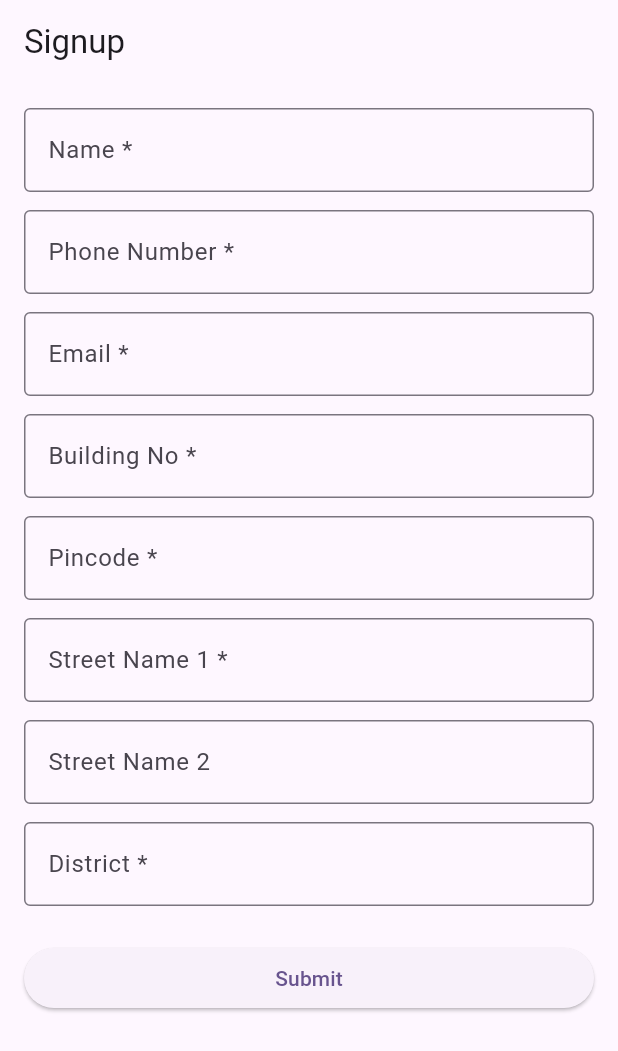
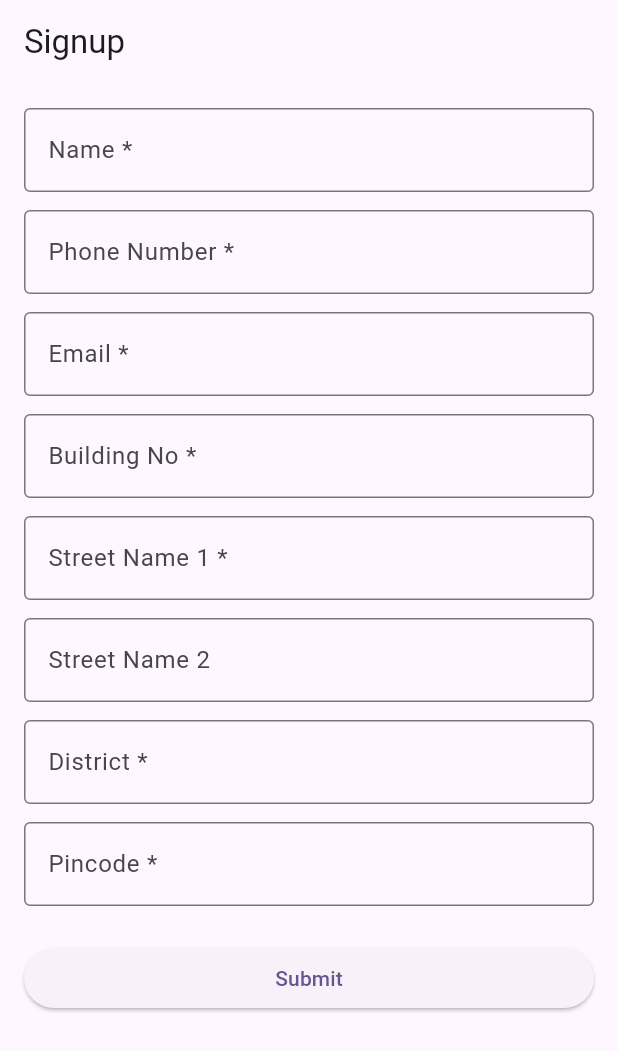
Before and after one commit to MadhuTrioangle/Budget_app_studio_Pincode, a Flutter app: the screen it shows after launch, on a phone screen of 412 x 824 dp. Shown: the top 1051 px of the screen. Run offline on Flutter 3.47's test engine with Material 3 defaults, Android fonts, the phone set to English and light mode, and no system bars; our stand-ins replace shared_preferences.

Commit message:
Update All

```diff
--- a/lib/SignUp/View/SignupView.dart
+++ b/lib/SignUp/View/SignupView.dart
@@ -3,6 +3,7 @@ import 'package:provider/provider.dart';
 
 import '../../Core/widgets/customtext_field.dart';
 import '../../Core/widgets/loading_overlay.dart';
+import '../../Login/View/login_view.dart';
 import '../ViewModel/signup_viewmodel.dart';
 
 
@@ -79,6 +80,23 @@ class _SignupViewState extends State<SignupView> {
                       ? 'Please enter building number'
                       : null,
                 ),
+
+                CustomTextField(
+                  controller: viewModel.street1Controller,
+                  labelText: 'Street Name 1 *',
+                  validator: (value) =>
+                  value == null || value.isEmpty ? 'Required' : null,
+                ),
+                CustomTextField(
+                  controller: viewModel.street2Controller,
+                  labelText: 'Street Name 2',
+                ),
+                CustomTextField(
+                  controller: viewModel.districtController,
+                  labelText: 'District *',
+                  validator: (value) =>
+                  value == null || value.isEmpty ? 'Required' : null,
+                ),
                 CustomTextField(
                   controller: viewModel.pincodeController,
                   labelText: 'Pincode *',
@@ -98,22 +116,6 @@ class _SignupViewState extends State<SignupView> {
                     return null;
                   },
                 ),
-                CustomTextField(
-                  controller: viewModel.street1Controller,
-                  labelText: 'Street Name 1 *',
-                  validator: (value) =>
-                  value == null || value.isEmpty ? 'Required' : null,
-                ),
-                CustomTextField(
-                  controller: viewModel.street2Controller,
-                  labelText: 'Street Name 2',
-                ),
-                CustomTextField(
-                  controller: viewModel.districtController,
-                  labelText: 'District *',
-                  validator: (value) =>
-                  value == null || value.isEmpty ? 'Required' : null,
-                ),
                 const SizedBox(height: 12),
                 if (viewModel.errorMessage != null)
                   Padding(
@@ -132,6 +134,11 @@ class _SignupViewState extends State<SignupView> {
          ScaffoldMessenger.of(context).showSnackBar(
            const SnackBar(content: Text('Signup Successful! Data saved locally.')),
          );
+
+         Navigator.push(
+           context,
+           MaterialPageRoute(builder: (context) => const LoginScreen()),
+         );
          viewModel.clearForm();
                   }},
                   child: const Text('Submit'),
--- a/lib/main.dart
+++ b/lib/main.dart
@@ -1,6 +1,7 @@
 import 'package:flutter/material.dart';
 import 'package:provider/provider.dart';
 
+import 'Login/Viewmodel/login_viewmodel.dart';
 import 'SignUp/View/SignupView.dart';
 import 'SignUp/ViewModel/signup_viewmodel.dart';
 
@@ -14,7 +15,12 @@ class MyApp extends StatelessWidget {
   // This widget is the root of your application.
   @override
   Widget build(BuildContext context) {
-    return MaterialApp(
+    return MultiProvider(
+      providers: [
+        ChangeNotifierProvider(create: (_) => SignupViewModel()),
+        ChangeNotifierProvider(create: (_) => LoginViewModel()),
+      ],
+      child: MaterialApp(
         title: 'Flutter Demo',
         debugShowCheckedModeBanner: false,
         theme: ThemeData(
@@ -36,9 +42,9 @@ class MyApp extends StatelessWidget {
           colorScheme: ColorScheme.fromSeed(seedColor: Colors.deepPurple),
           useMaterial3: true,
         ),
-      home:ChangeNotifierProvider(
-        create: (_) => SignupViewModel(),
-        child: const SignupView(),
+        home:
+         const SignupView(),
+
       ),
     );
   }
```
Lines whose indentation alone changed are shown as unchanged.
